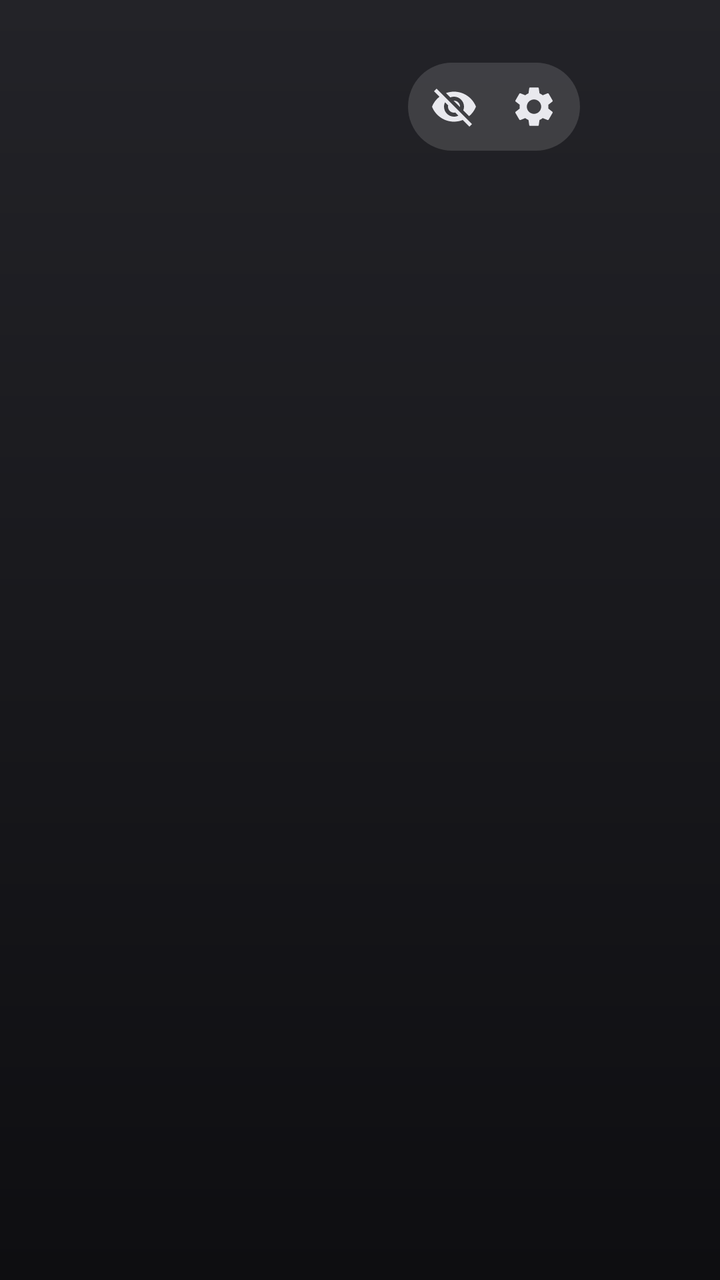
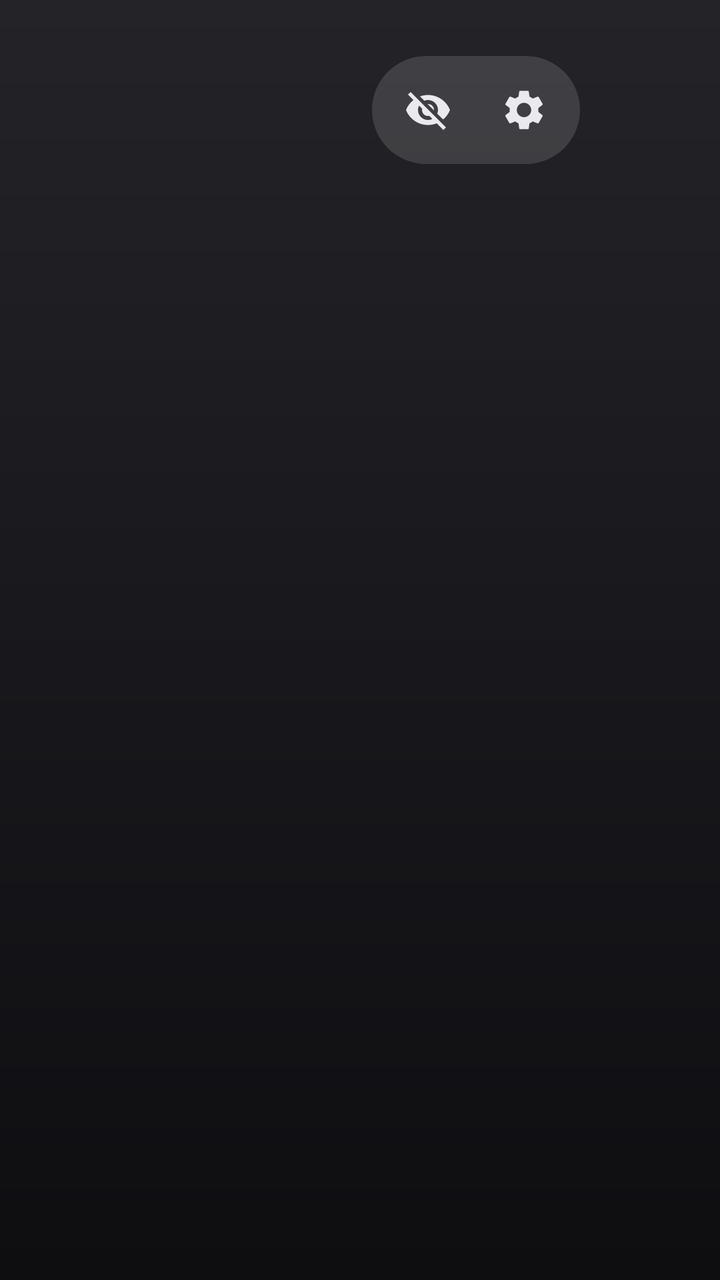

The first picture is an Android layout as it rendered before a commit; the second is the same layout after the commit. The layout source and the unified diff follow.
<!-- AndroidManifest.xml: application theme Theme.Launcher -->
<!-- res/layout/activity_main.xml -->
<?xml version="1.0" encoding="utf-8"?>
<FrameLayout xmlns:android="http://schemas.android.com/apk/res/android"
    android:layout_width="match_parent"
    android:layout_height="match_parent"
    android:clipChildren="false"
    android:clipToPadding="false">

    <LinearLayout
        android:layout_width="wrap_content"
        android:layout_height="wrap_content"
        android:layout_gravity="top|end"
        android:layout_marginTop="28dp"
        android:layout_marginEnd="48dp"
        android:orientation="horizontal"
        android:gravity="center_vertical">

        <LinearLayout
            android:layout_width="wrap_content"
            android:layout_height="wrap_content"
            android:orientation="horizontal"
            android:gravity="center_vertical"
            android:background="@drawable/pill_bg"
            android:paddingStart="5dp"
            android:paddingEnd="5dp"
            android:paddingTop="4dp"
            android:paddingBottom="4dp">

            <ImageButton
                android:id="@+id/btn_hidden"
                android:layout_width="36dp"
                android:layout_height="36dp"
                android:padding="8dp"
                android:focusable="true"
                android:background="@drawable/icon_button_bg"
                android:src="@drawable/ic_eye_off"
                android:tint="@color/icon_tint"
                android:contentDescription="@string/hidden_title" />

            <ImageButton
                android:id="@+id/btn_settings"
                android:layout_width="36dp"
                android:layout_height="36dp"
                android:layout_marginStart="4dp"
                android:padding="8dp"
                android:focusable="true"
                android:background="@drawable/icon_button_bg"
                android:src="@drawable/ic_settings"
                android:tint="@color/icon_tint"
                android:contentDescription="@string/settings" />
        </LinearLayout>

        <LinearLayout
            android:layout_width="wrap_content"
            android:layout_height="wrap_content"
            android:layout_marginStart="22dp"
            android:orientation="vertical"
            android:gravity="end">

            <TextView
                android:id="@+id/time"
                android:layout_width="wrap_content"
                android:layout_height="wrap_content"
                android:textSize="28sp"
                android:textColor="#FFFFFF"
                android:fontFamily="sans-serif-medium"
                android:includeFontPadding="false" />

            <TextView
                android:id="@+id/date"
                android:layout_width="wrap_content"
                android:layout_height="wrap_content"
                android:textSize="13sp"
                android:textColor="#FFFFFF"
                android:fontFamily="sans-serif"
                android:alpha="0.65" />
        </LinearLayout>
    </LinearLayout>

    <androidx.recyclerview.widget.RecyclerView
        android:id="@+id/grid"
        android:layout_width="match_parent"
        android:layout_height="match_parent"
        android:layout_marginTop="88dp"
        android:paddingStart="50dp"
        android:paddingEnd="50dp"
        android:paddingTop="16dp"
        android:paddingBottom="48dp"
        android:clipToPadding="false"
        android:clipChildren="false"
        android:overScrollMode="never" />
</FrameLayout>
<!-- resources referenced by this layout -->
<resources>
  <!-- drawable ic_eye_off (drawable) -->
  <?xml version="1.0" encoding="utf-8"?>
  <vector xmlns:android="http://schemas.android.com/apk/res/android"
      android:width="24dp"
      android:height="24dp"
      android:viewportWidth="24"
      android:viewportHeight="24">
      <path
          android:fillColor="#FFFFFFFF"
          android:pathData="M12,7c2.76,0 5,2.24 5,5c0,0.65 -0.13,1.26 -0.36,1.83l2.92,2.92c1.51,-1.26 2.7,-2.89 3.43,-4.75c-1.73,-4.39 -6,-7.5 -11,-7.5c-1.4,0 -2.74,0.25 -3.98,0.7l2.16,2.16C10.74,7.13 11.35,7 12,7zM2,4.27l2.28,2.28l0.46,0.46C3.08,8.3 1.78,10.02 1,12c1.73,4.39 6,7.5 11,7.5c1.55,0 3.03,-0.3 4.38,-0.84l0.42,0.42L19.73,22L21,20.73L3.27,3L2,4.27zM7.53,9.8l1.55,1.55c-0.05,0.21 -0.08,0.43 -0.08,0.65c0,1.66 1.34,3 3,3c0.22,0 0.44,-0.03 0.65,-0.08l1.55,1.55c-0.67,0.33 -1.41,0.53 -2.2,0.53c-2.76,0 -5,-2.24 -5,-5C7,11.21 7.2,10.47 7.53,9.8zM11.84,9.02l3.15,3.15l0.02,-0.16c0,-1.66 -1.34,-3 -3,-3L11.84,9.02z" />
  </vector>
  <!-- drawable ic_settings (drawable) -->
  <?xml version="1.0" encoding="utf-8"?>
  <vector xmlns:android="http://schemas.android.com/apk/res/android"
      android:width="24dp"
      android:height="24dp"
      android:viewportWidth="24"
      android:viewportHeight="24">
      <path
          android:fillColor="#FFFFFFFF"
          android:pathData="M19.14,12.94c0.04,-0.3 0.06,-0.61 0.06,-0.94c0,-0.32 -0.02,-0.64 -0.07,-0.94l2.03,-1.58c0.18,-0.14 0.23,-0.41 0.12,-0.61l-1.92,-3.32c-0.12,-0.22 -0.37,-0.29 -0.59,-0.22l-2.39,0.96c-0.5,-0.38 -1.03,-0.7 -1.62,-0.94L14.4,2.81c-0.04,-0.24 -0.24,-0.41 -0.48,-0.41h-3.84c-0.24,0 -0.43,0.17 -0.47,0.41L9.25,5.35C8.66,5.59 8.12,5.92 7.63,6.29L5.24,5.33c-0.22,-0.08 -0.47,0 -0.59,0.22L2.74,8.87C2.62,9.08 2.66,9.34 2.86,9.48l2.03,1.58C4.84,11.36 4.8,11.69 4.8,12s0.02,0.64 0.07,0.94l-2.03,1.58c-0.18,0.14 -0.23,0.41 -0.12,0.61l1.92,3.32c0.12,0.22 0.37,0.29 0.59,0.22l2.39,-0.96c0.5,0.38 1.03,0.7 1.62,0.94l0.36,2.54c0.05,0.24 0.24,0.41 0.48,0.41h3.84c0.24,0 0.44,-0.17 0.47,-0.41l0.36,-2.54c0.59,-0.24 1.13,-0.56 1.62,-0.94l2.39,0.96c0.22,0.08 0.47,0 0.59,-0.22l1.92,-3.32c0.12,-0.22 0.07,-0.47 -0.12,-0.61L19.14,12.94zM12,15.6c-1.98,0 -3.6,-1.62 -3.6,-3.6s1.62,-3.6 3.6,-3.6s3.6,1.62 3.6,3.6S13.98,15.6 12,15.6z" />
  </vector>
  <!-- drawable icon_button_bg (drawable) -->
  <?xml version="1.0" encoding="utf-8"?>
  <selector xmlns:android="http://schemas.android.com/apk/res/android">
      <item android:state_focused="true">
          <shape android:shape="oval">
              <solid android:color="#FFEFEFF4" />
          </shape>
      </item>
      <item>
          <shape android:shape="oval">
              <solid android:color="#00FFFFFF" />
          </shape>
      </item>
  </selector>
  <!-- drawable pill_bg (drawable) -->
  <?xml version="1.0" encoding="utf-8"?>
  <shape xmlns:android="http://schemas.android.com/apk/res/android"
      android:shape="rectangle">
      <corners android:radius="22dp" />
      <solid android:color="#22FFFFFF" />
  </shape>
  <string name="hidden_title">Hidden apps</string>
  <string name="settings">Settings</string>
  <style name="Theme.Launcher" parent="android:Theme.Material.NoActionBar">
          <item name="android:windowBackground">@drawable/bg_home</item>
          <item name="android:colorAccent">#FFEFEFF4</item>
          <item name="android:statusBarColor">#00000000</item>
          <item name="android:navigationBarColor">#00000000</item>
      </style>
  <!-- drawable bg_home (drawable) -->
  <?xml version="1.0" encoding="utf-8"?>
  <shape xmlns:android="http://schemas.android.com/apk/res/android"
      android:shape="rectangle">
      <gradient
          android:angle="270"
          android:startColor="#FF232328"
          android:endColor="#FF0E0E11" />
  </shape>
</resources>

<!-- the commit's change to res/layout/activity_main.xml (unified diff, before → after) -->
@@ -20,16 +20,16 @@
             android:orientation="horizontal"
             android:gravity="center_vertical"
             android:background="@drawable/pill_bg"
-            android:paddingStart="5dp"
-            android:paddingEnd="5dp"
-            android:paddingTop="4dp"
-            android:paddingBottom="4dp">
+            android:paddingStart="7dp"
+            android:paddingEnd="7dp"
+            android:paddingTop="6dp"
+            android:paddingBottom="6dp">
 
             <ImageButton
                 android:id="@+id/btn_hidden"
-                android:layout_width="36dp"
-                android:layout_height="36dp"
-                android:padding="8dp"
+                android:layout_width="42dp"
+                android:layout_height="42dp"
+                android:padding="10dp"
                 android:focusable="true"
                 android:background="@drawable/icon_button_bg"
                 android:src="@drawable/ic_eye_off"
@@ -38,10 +38,10 @@
 
             <ImageButton
                 android:id="@+id/btn_settings"
-                android:layout_width="36dp"
-                android:layout_height="36dp"
-                android:layout_marginStart="4dp"
-                android:padding="8dp"
+                android:layout_width="42dp"
+                android:layout_height="42dp"
+                android:layout_marginStart="6dp"
+                android:padding="10dp"
                 android:focusable="true"
                 android:background="@drawable/icon_button_bg"
                 android:src="@drawable/ic_settings"
<!-- resource entries referenced after the edit -->
@@ -40,7 +40,7 @@
   <?xml version="1.0" encoding="utf-8"?>
   <shape xmlns:android="http://schemas.android.com/apk/res/android"
       android:shape="rectangle">
-      <corners android:radius="22dp" />
+      <corners android:radius="27dp" />
       <solid android:color="#22FFFFFF" />
   </shape>
   <string name="hidden_title">Hidden apps</string>
